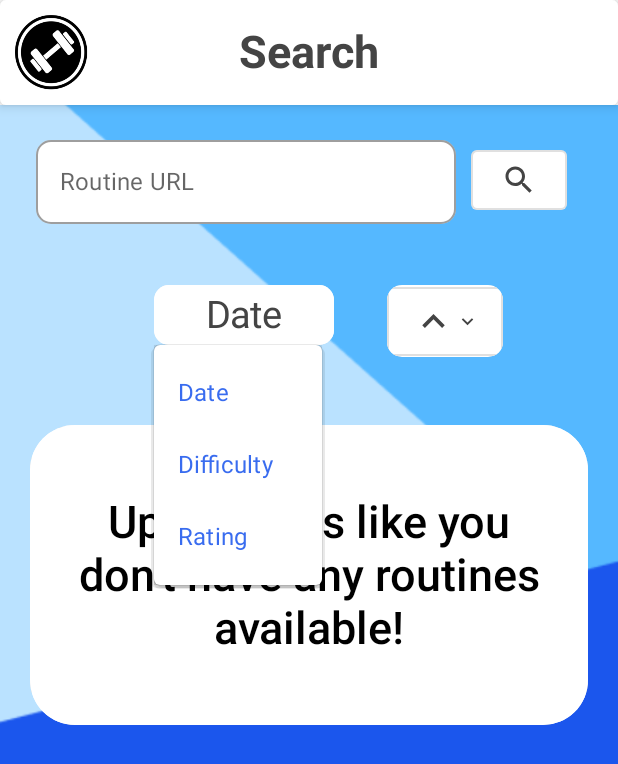
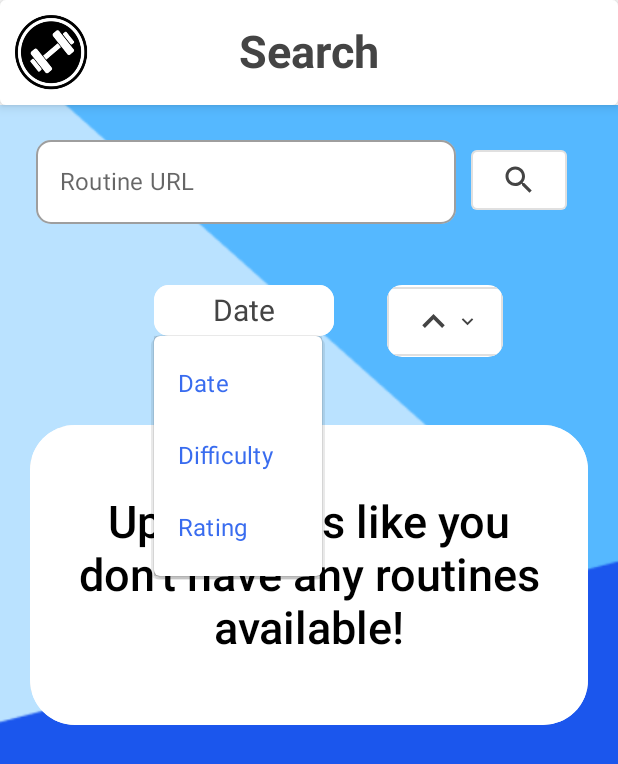
Before and after one commit to martinhecht01/step-mobile, an Android app built with Jetpack Compose: the composable SearchScreen shown on its own in the app's theme, after a tap on "Date", on a phone screen of 412 x 824 dp. Shown: the top 764 px of the screen. Run offline under Robolectric (Android 15) with nearby library versions, the phone set to English and light mode, and no system bars; our stand-ins replace accompanist.

Commit message:
fontsize and translations

```diff
--- a/app/src/main/java/com/example/step_mobile/screens/SearchScreen.kt
+++ b/app/src/main/java/com/example/step_mobile/screens/SearchScreen.kt
@@ -25,6 +25,7 @@ import androidx.compose.runtime.*
 import androidx.compose.runtime.saveable.rememberSaveable
 import androidx.compose.ui.draw.clip
 import androidx.compose.ui.layout.ContentScale
+import androidx.compose.ui.platform.LocalDensity
 import androidx.compose.ui.res.painterResource
 import androidx.compose.ui.text.TextStyle
 import androidx.lifecycle.viewmodel.compose.viewModel
@@ -154,7 +155,7 @@ fun orderDropdown(){
             ) {
                 Text(
                     text = title,
-                    fontSize = 25.sp,
+                    fontSize = (20 / LocalDensity.current.fontScale).sp,
                     color = Color.DarkGray,
                     modifier = Modifier.padding(5.dp)
                 )
@@ -165,13 +166,17 @@ fun orderDropdown(){
                 modifier = Modifier.clip(shape = RoundedCornerShape(15.dp)),
 
             ) {
-                DropdownMenuItem(onClick = { title = "Date"; expanded = false }) {
+                var dateString = stringResource(R.string.date)
+                DropdownMenuItem(onClick = { title = dateString; expanded = false }) {
                     Text(text = stringResource(R.string.date))
                 }
-                DropdownMenuItem(onClick = { title = "Difficulty"; expanded = false }) {
+
+                var difficultyString = stringResource(id = R.string.difficulty)
+                DropdownMenuItem(onClick = { title = difficultyString; expanded = false }) {
                     Text(text = stringResource(R.string.difficulty))
                 }
-                DropdownMenuItem(onClick = { title = "Rating"; expanded = false }) {
+                var ratingString = stringResource(id = R.string.rating)
+                DropdownMenuItem(onClick = { title = ratingString; expanded = false }) {
                     Text(text = stringResource(R.string.rating))
                 }
             }
```
